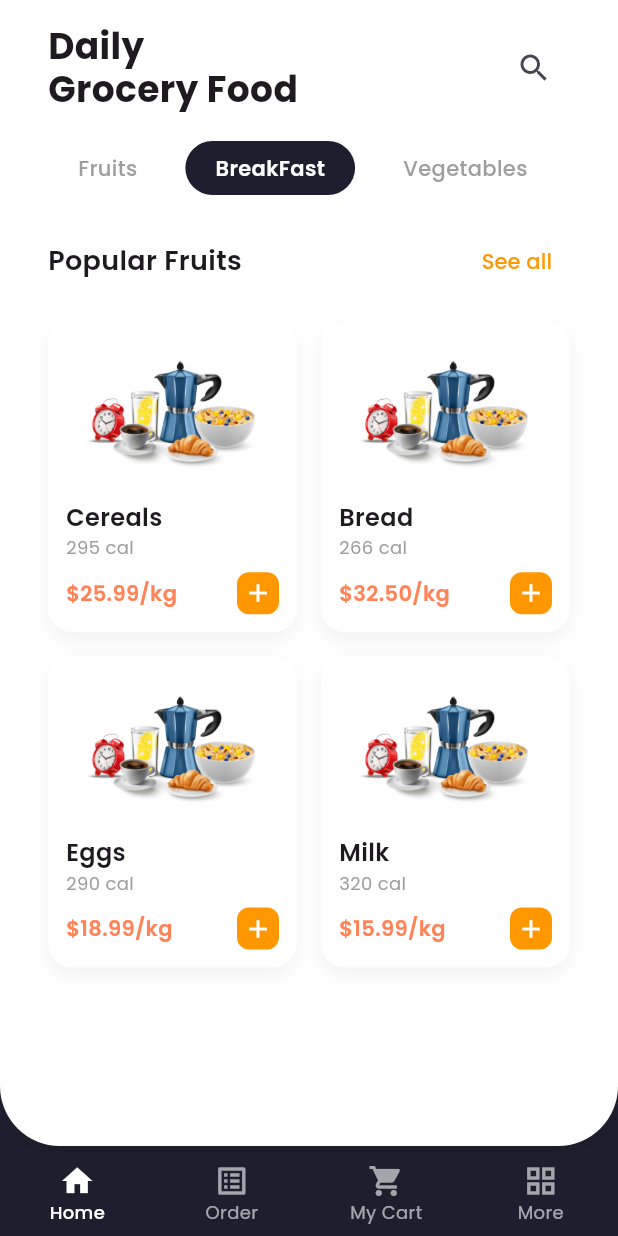
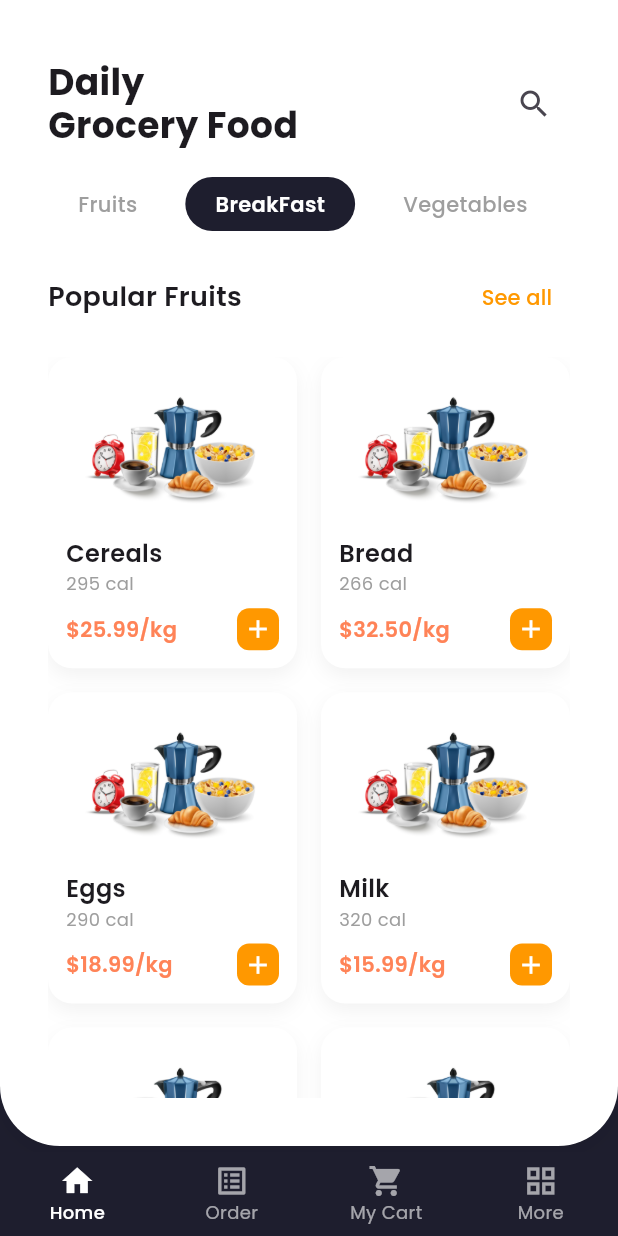
Before and after one commit to 31SUFI/Elegant-Grocery-App, a Flutter app: the HomePage screen opened directly, after a tap on "BreakFast", on a phone screen of 412 x 824 dp. Run offline on Flutter 3.47's test engine with Material 3 defaults, Android fonts, the phone set to English and light mode, and no system bars; our stand-ins replace flutter_svg, google_fonts.

Commit message:
Expand product catalog with new items in fruits, breakfast, and vegetables categories
- Added new products: Strawberry, Grapes, Pancakes, Oatmeal, Spinach, and Bell Pepper
- Updated DummyProducts list with additional items across different categories
- Adjusted home page header padding to improve layout spacing

```diff
--- a/lib/features/home/domain/models/product_model.dart
+++ b/lib/features/home/domain/models/product_model.dart
@@ -46,7 +46,21 @@ class DummyProducts {
       calories: 60,
       category: 'Fruits',
     ),
-    // Fast Food
+    Product(
+      name: 'Strawberry',
+      imagePath: 'assets/items/apples.png',
+      price: 16.99,
+      calories: 33,
+      category: 'Fruits',
+    ),
+    Product(
+      name: 'Grapes',
+      imagePath: 'assets/items/apples.png',
+      price: 15.99,
+      calories: 69,
+      category: 'Fruits',
+    ),
+    // Breakfast
     Product(
       name: 'Cereals',
       imagePath: 'assets/items/breakfast.jpg',
@@ -73,6 +87,20 @@ class DummyProducts {
       imagePath: 'assets/items/breakfast.jpg',
       price: 15.99,
       calories: 320,
+      category: 'BreakFast',
+    ),
+    Product(
+      name: 'Pancakes',
+      imagePath: 'assets/items/breakfast.jpg',
+      price: 22.99,
+      calories: 340,
+      category: 'BreakFast',
+    ),
+    Product(
+      name: 'Oatmeal',
+      imagePath: 'assets/items/breakfast.jpg',
+      price: 19.99,
+      calories: 280,
       category: 'BreakFast',
     ),
     // Vegetables
@@ -104,6 +132,20 @@ class DummyProducts {
       calories: 15,
       category: 'Vegetables',
     ),
+    Product(
+      name: 'Spinach',
+      imagePath: 'assets/items/vegetables.jpg',
+      price: 9.99,
+      calories: 23,
+      category: 'Vegetables',
+    ),
+    Product(
+      name: 'Bell Pepper',
+      imagePath: 'assets/items/vegetables.jpg',
+      price: 8.50,
+      calories: 31,
+      category: 'Vegetables',
+    ),
   ];
 
   static List<Product> getProductsByCategory(String category) {
--- a/lib/features/home/presentation/pages/home_page.dart
+++ b/lib/features/home/presentation/pages/home_page.dart
@@ -43,7 +43,11 @@ class _HomePageState extends State<HomePage> {
                       crossAxisAlignment: CrossAxisAlignment.start,
                       children: [
                         Padding(
-                          padding: const EdgeInsets.symmetric(horizontal: 16),
+                          padding: const EdgeInsets.only(
+                            top: 24,
+                            left: 16,
+                            right: 16,
+                          ),
                           child: Row(
                             mainAxisAlignment: MainAxisAlignment.spaceBetween,
                             children: [
```
